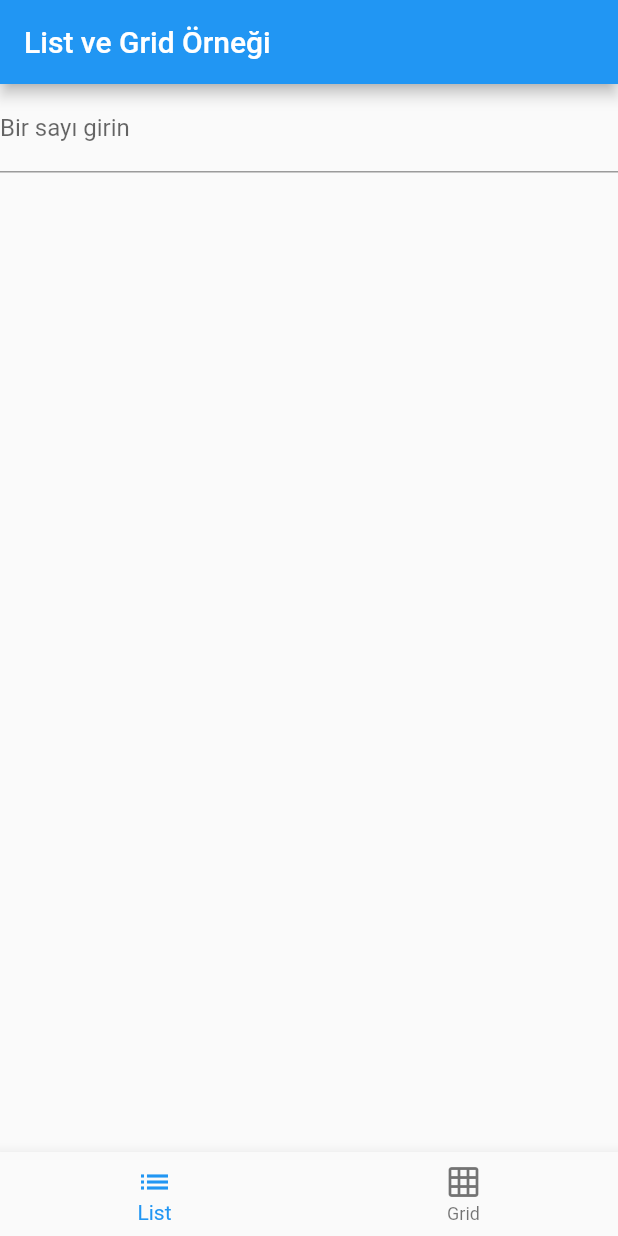
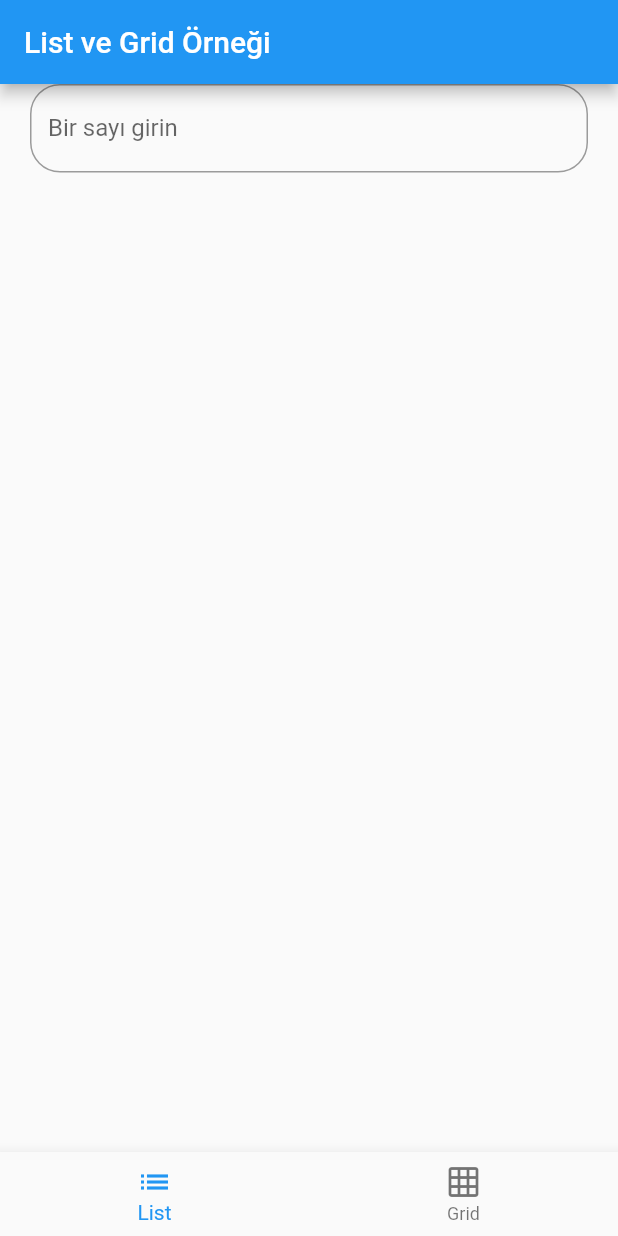
Before and after one commit to AhmetRecaiElcan/list-and-grid, a Flutter app: the screen it shows after launch, on a phone screen of 412 x 824 dp. Run offline on Flutter 3.47's test engine with Material 2 defaults, Android fonts, the phone set to English and light mode, and no system bars.

Commit message:
04.11.20223

```diff
--- a/lib/main.dart
+++ b/lib/main.dart
@@ -57,7 +57,15 @@ class _MyHomePageState extends State<MyHomePage> {
       Color randomColor = Color((Random().nextDouble() * 0xFFFFFF).toInt() << 0)
           .withOpacity(1.0);
       Widget item = Container(
-        color: randomColor,
+        margin: EdgeInsets.symmetric(
+            horizontal: 8.0,
+            vertical:
+                8.0), // Sağ, sol, üst ve alt boşlukları eklemek için kullanılır
+        decoration: BoxDecoration(
+          borderRadius:
+              BorderRadius.circular(20.0), // Karelerin kavisini ayarlar
+          color: randomColor,
+        ),
         child: Center(
           child: Text('$i'),
         ),
@@ -77,10 +85,20 @@ class _MyHomePageState extends State<MyHomePage> {
       ),
       body: Column(
         children: <Widget>[
-          TextField(
-            controller: _textController,
-            decoration: InputDecoration(labelText: 'Bir sayı girin'),
-            keyboardType: TextInputType.number,
+          Container(
+            padding: EdgeInsets.symmetric(
+                horizontal: 20), // Sağ ve sol boşluklar eklemek için kullanılır
+            child: TextField(
+              controller: _textController,
+              decoration: InputDecoration(
+                labelText: 'Bir sayı girin',
+                border: OutlineInputBorder(
+                  borderRadius:
+                      BorderRadius.circular(20.0), // Kutunun kavisini ayarlar
+                ),
+              ),
+              keyboardType: TextInputType.number,
+            ),
           ),
           _selectedIndex == 0
               ? Expanded(
```
